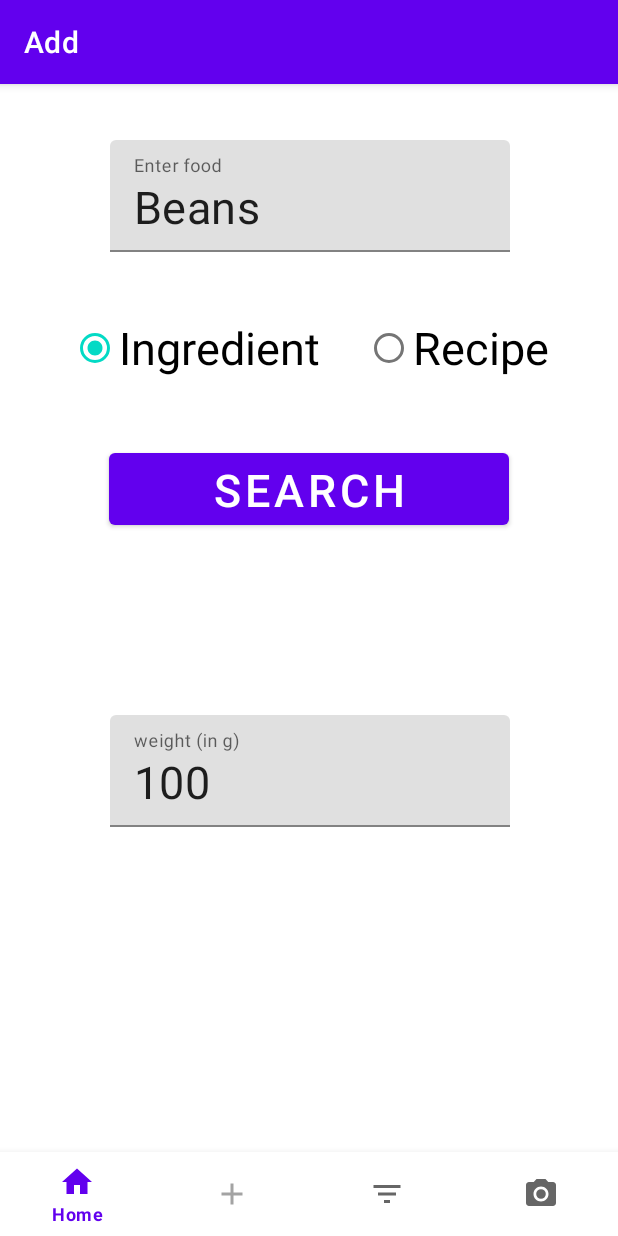
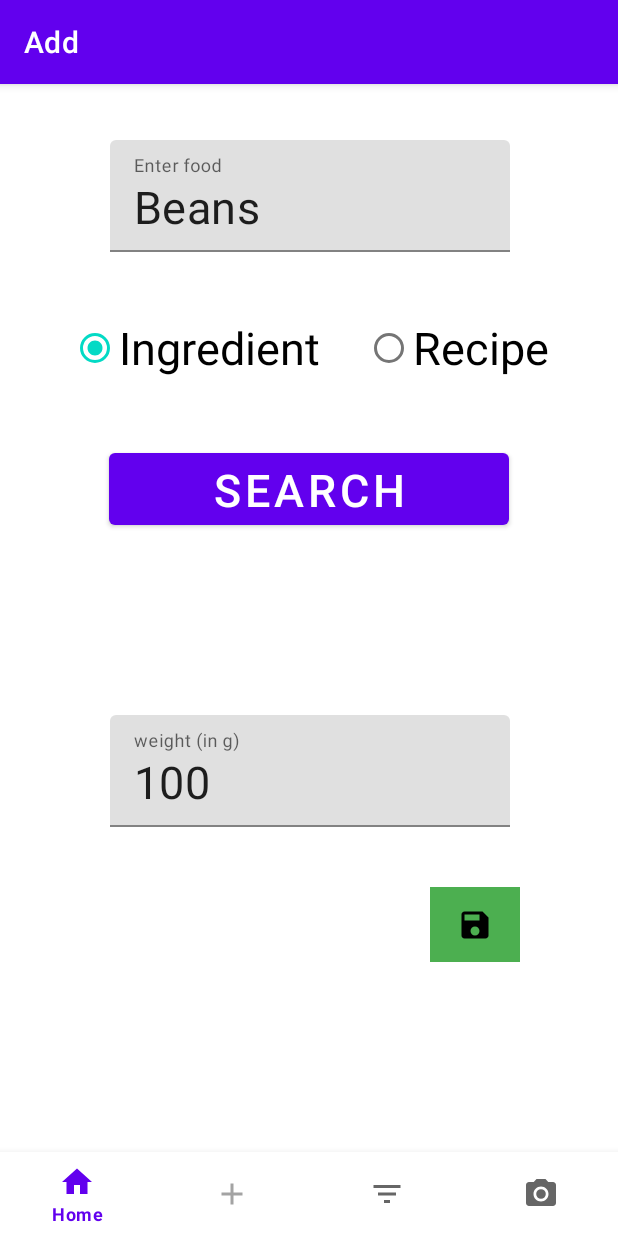
Before and after one commit to Pechlerbastian/NutriCoach, an Android app: the AddFragment screen opened through its navigation route, after a tap on "SEARCH", on a phone screen of 412 x 824 dp. Run offline under Robolectric (Android 15) with nearby library versions, the light colour scheme and no system bars; our stand-ins replace navigation-ui; libraries missing offline, so code that uses them is left out: pub.devrel.easypermissions.

Commit message:
Fixed display for weight and save button

```diff
--- a/app/src/main/java/de/uniaugsburg/app/ui/add/AddFragment.java
+++ b/app/src/main/java/de/uniaugsburg/app/ui/add/AddFragment.java
@@ -122,6 +122,7 @@ public class AddFragment extends Fragment implements View.OnClickListener {
         RadioButton btn = root.findViewById(binding.radioGroup.getCheckedRadioButtonId());
         String type = btn.getText().toString();
 
+        binding.saveButton.setVisibility(View.VISIBLE);
         if (type.equals("Ingredient")) {
             binding.weight.setVisibility(View.VISIBLE);
         } else {
@@ -131,11 +132,5 @@ public class AddFragment extends Fragment implements View.OnClickListener {
         String name = Objects.requireNonNull(binding.inputField.getEditText()).getText().toString();
 
         saveVal = addViewModel.changeValue(type, name);
-        if(saveVal[0].equals("") || saveVal[1].equals("")) {
-            Toast.makeText(getContext(), R.string.no_found_text, Toast.LENGTH_SHORT).show();
-            return;
-        }
-        binding.saveButton.setVisibility(View.VISIBLE);
-        binding.weight.setVisibility(View.VISIBLE);
     }
 }
```
